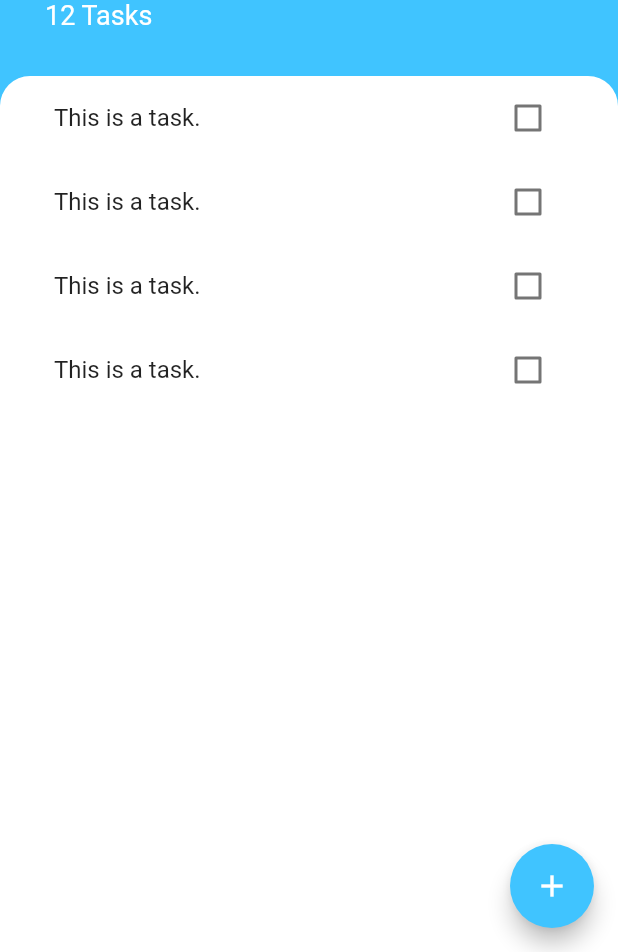
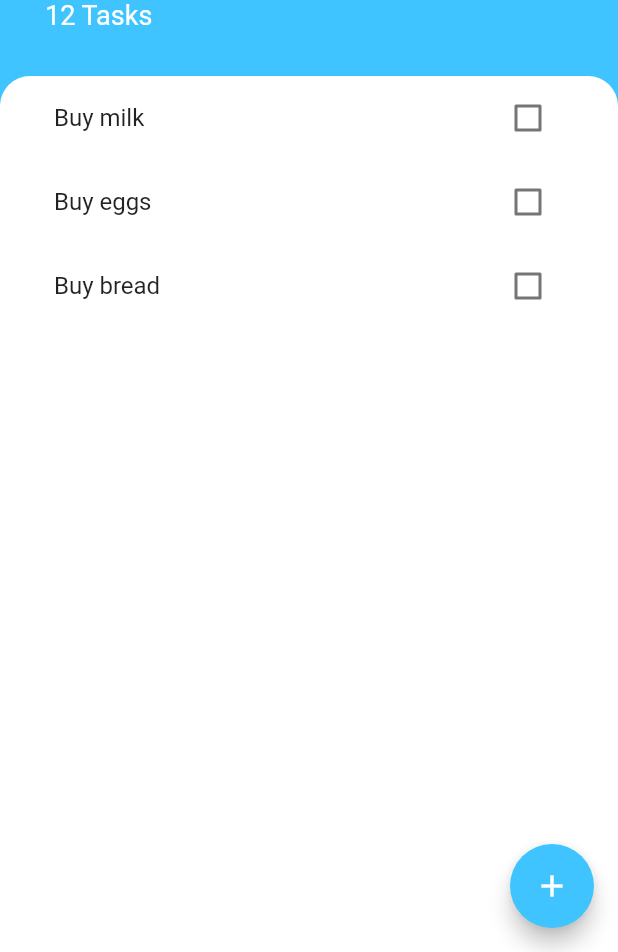
Before and after one commit to TsengYiYao/todoey_app, a Flutter app: the screen it shows after launch, on a phone screen of 412 x 824 dp, the part 284-1236 px from its top. Run offline on Flutter 3.47's test engine with Material 2 defaults, Android fonts, the phone set to English and light mode, and no system bars.

Commit message:
188. The ListView Builder [finished]

```diff
--- /dev/null
+++ b/lib/models/task.dart
@@ -0,0 +1,10 @@
+class Task {
+  final String name;
+  bool isDone;
+
+  Task({this.name, this.isDone = false});
+
+  void toggleDone() {
+    isDone = !isDone;
+  }
+}
--- a/lib/screens/add_task_screen.dart
+++ b/lib/screens/add_task_screen.dart
@@ -27,7 +27,7 @@ class AddTaskScreen extends StatelessWidget {
               style: TextStyle(fontSize: 20.0),
             ),
             SizedBox(
-              height: 10.0,
+              height: 5.0,
             ),
             FlatButton(
               color: Colors.lightBlueAccent,
--- a/lib/widgets/task_tile.dart
+++ b/lib/widgets/task_tile.dart
@@ -1,45 +1,25 @@
 import 'package:flutter/material.dart';
 
-class TaskTile extends StatefulWidget {
-  @override
-  _TaskTileState createState() => _TaskTileState();
-}
+class TaskTile extends StatelessWidget {
+  final bool isChecked;
+  final String taskTitle;
+  final Function onChecked;
 
-class _TaskTileState extends State<TaskTile> {
-  bool isChecked = false;
+  TaskTile({this.isChecked, this.taskTitle, this.onChecked});
 
   @override
   Widget build(BuildContext context) {
     return ListTile(
       title: Text(
-        'This is a task.',
+        taskTitle,
         style: TextStyle(
             decoration: isChecked ? TextDecoration.lineThrough : null),
       ),
-      trailing: TaskCheckbox(
-        checkboxState: isChecked,
-        onChecked: (bool newValue) {
-          setState(() {
-            isChecked = newValue;
-          });
-        },
+      trailing: Checkbox(
+        activeColor: Colors.lightBlueAccent,
+        value: isChecked,
+        onChanged: onChecked,
       ),
     );
   }
 }
-
-class TaskCheckbox extends StatelessWidget {
-  final bool checkboxState;
-  final Function onChecked;
-
-  TaskCheckbox({this.checkboxState, this.onChecked});
-
-  @override
-  Widget build(BuildContext context) {
-    return Checkbox(
-      activeColor: Colors.lightBlueAccent,
-      value: checkboxState,
-      onChanged: onChecked,
-    );
-  }
-}
--- a/lib/widgets/tasks_list.dart
+++ b/lib/widgets/tasks_list.dart
@@ -1,16 +1,34 @@
 import 'package:flutter/material.dart';
+import 'package:todoey_app/models/task.dart';
 import 'package:todoey_app/widgets/task_tile.dart';
 
-class TasksList extends StatelessWidget {
+class TasksList extends StatefulWidget {
+  @override
+  _TasksListState createState() => _TasksListState();
+}
+
+class _TasksListState extends State<TasksList> {
+  List<Task> tasks = [
+    Task(name: 'Buy milk'),
+    Task(name: 'Buy eggs'),
+    Task(name: 'Buy bread'),
+  ];
+
   @override
   Widget build(BuildContext context) {
-    return ListView(
-      children: <Widget>[
-        TaskTile(),
-        TaskTile(),
-        TaskTile(),
-        TaskTile(),
-      ],
+    return ListView.builder(
+      itemBuilder: (context, index) {
+        return TaskTile(
+          taskTitle: tasks[index].name,
+          isChecked: tasks[index].isDone,
+          onChecked: (bool newValue) {
+            setState(() {
+              tasks[index].toggleDone();
+            });
+          },
+        );
+      },
+      itemCount: tasks.length,
     );
   }
 }
```
